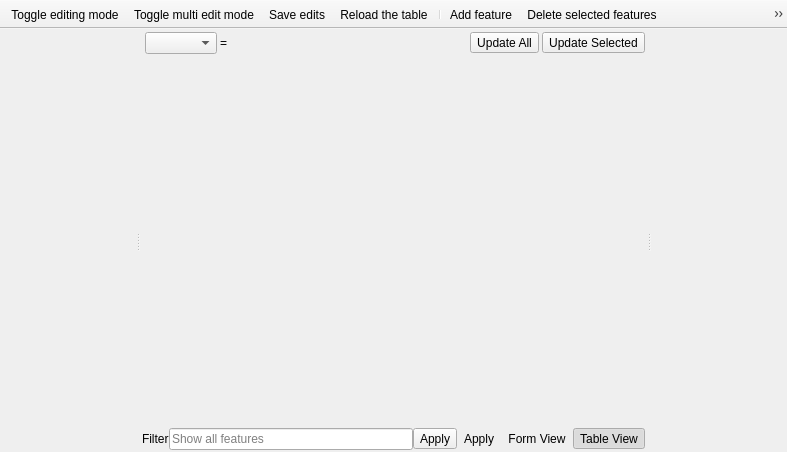
Old version of the form qps/ui/attributetablewidget.ui in the repository EnMAP-Box/qgispluginsupport.
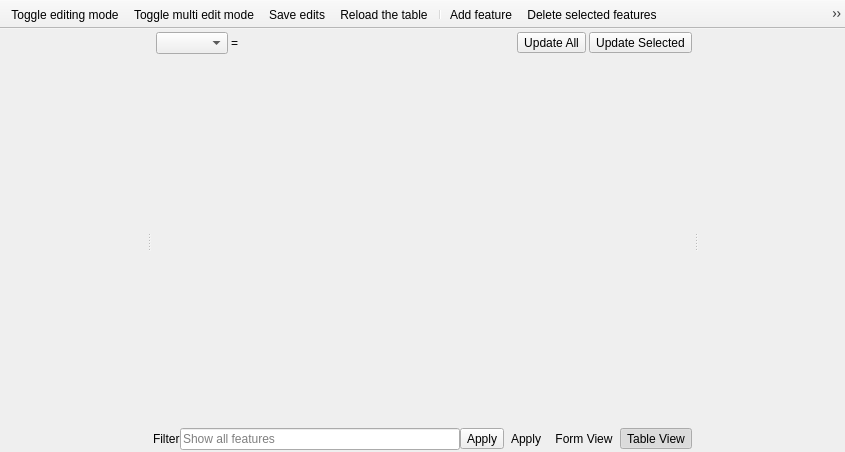
New version of the form. Icons and pictures are not drawn. Custom widgets are drawn as their Qt base class.

The edit to the form file:
```diff
--- a/qps/ui/attributetablewidget.ui
+++ b/qps/ui/attributetablewidget.ui
@@ -6,7 +6,7 @@
    <rect>
     <x>0</x>
     <y>0</y>
-    <width>787</width>
+    <width>845</width>
     <height>452</height>
    </rect>
   </property>
```
